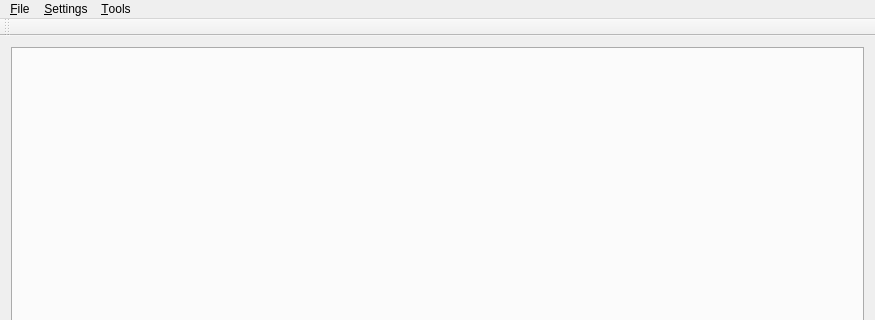
Toeger/SCE, file ui/mainwindow.ui: the form before one commit; both pictures show x 0 to 875 and y 0 to 320 of the 875 by 725 pixel window.
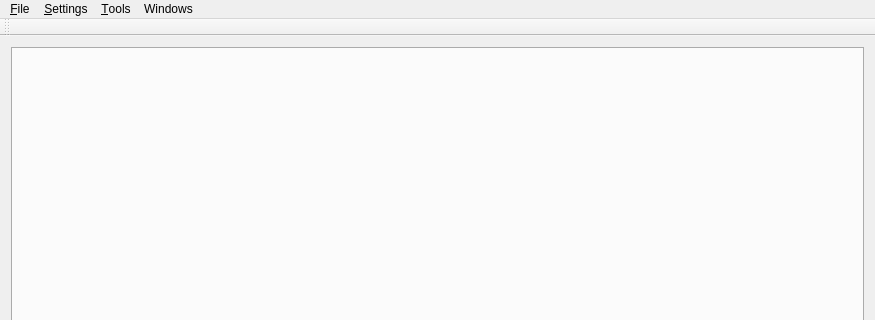
The form after the commit.

```diff
--- a/ui/mainwindow.ui
+++ b/ui/mainwindow.ui
@@ -39,7 +39,7 @@
      <x>0</x>
      <y>0</y>
      <width>875</width>
-     <height>24</height>
+     <height>23</height>
     </rect>
    </property>
    <widget class="QMenu" name="menuFile">
@@ -66,9 +66,16 @@
     <addaction name="separator"/>
     <addaction name="action_Test"/>
    </widget>
+   <widget class="QMenu" name="menuWindows">
+    <property name="title">
+     <string>Windows</string>
+    </property>
+    <addaction name="actionProject"/>
+   </widget>
    <addaction name="menuFile"/>
    <addaction name="menuSettings"/>
    <addaction name="menu_Tools"/>
+   <addaction name="menuWindows"/>
   </widget>
   <widget class="QToolBar" name="mainToolBar">
    <attribute name="toolBarArea">
```
Left out of the diff: 19 changed lines with no effect on the pictures.
